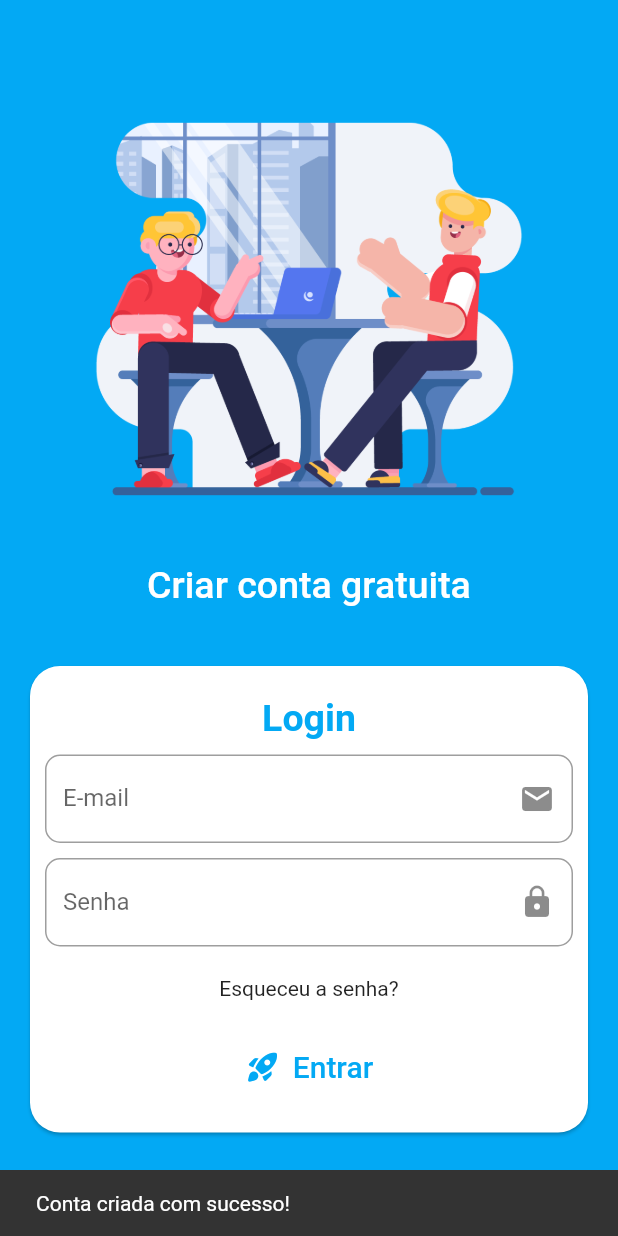
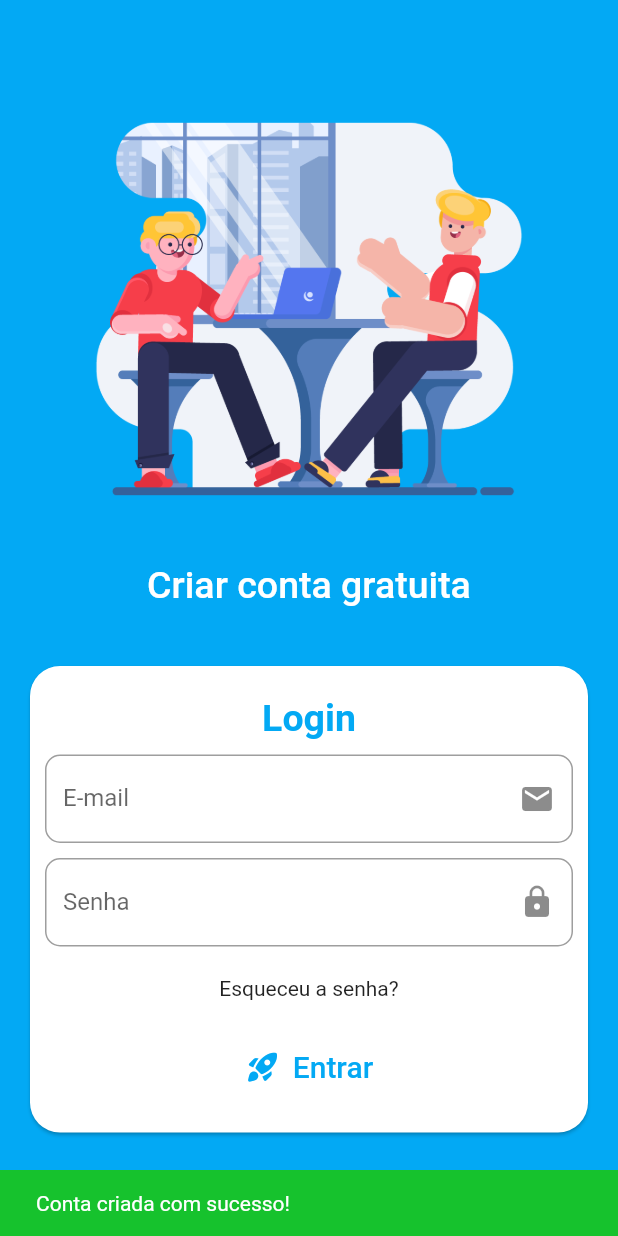
Before and after one commit to mechztcc/flutter-food-owner, a Flutter app: the CreateAccountPage screen opened by its route, after a tap on "Criar conta", on a phone screen of 412 x 824 dp. Run offline on Flutter 3.47's test engine with Material 2 defaults, Android fonts, the phone set to English and light mode, and no system bars; our stand-ins replace dio, flutter_mobx, flutter_modular, loading_animation_widget, logger, mobx; missing offline and left inert: asuka, validatorless; generated files the repository leaves out were written again; network calls fail.

Commit message:
feat: add customsnack bar

```diff
--- /dev/null
+++ b/lib/app/modules/core/utils/custom_snackbar.dart
@@ -0,0 +1,31 @@
+import 'package:flutter/material.dart';
+
+class CustomSnackbar {
+  final String message;
+  final BuildContext context;
+
+  CustomSnackbar({
+    required this.message,
+    required this.context,
+  });
+
+  success() {
+    ScaffoldMessenger.of(context).showSnackBar(
+      SnackBar(
+        content: Text(message),
+        duration: const Duration(seconds: 2),
+        backgroundColor: const Color.fromARGB(255, 22, 194, 45),
+      ),
+    );
+  }
+
+  warning() {
+    ScaffoldMessenger.of(context).showSnackBar(
+      SnackBar(
+        content: Text(message),
+        duration: const Duration(seconds: 2),
+        backgroundColor: const Color.fromARGB(255, 255, 122, 88),
+      ),
+    );
+  }
+}
--- a/lib/app/modules/user/components/create_account_form_widget.dart
+++ b/lib/app/modules/user/components/create_account_form_widget.dart
@@ -1,4 +1,5 @@
 import 'package:flutter/material.dart';
+import 'package:flutter_food_owner/app/modules/core/utils/custom_snackbar.dart';
 import 'package:flutter_food_owner/app/modules/user/controllers/user_store.dart';
 import 'package:flutter_food_owner/app/modules/user/models/user_model.dart';
 import 'package:flutter_modular/flutter_modular.dart';
@@ -32,19 +33,10 @@ class _CreateAccountFormWidgetState extends State<CreateAccountFormWidget> {
     if (isValid ?? false) {
       try {
         await controller.createAccount(name, email, password);
-        ScaffoldMessenger.of(context).showSnackBar(
-          const SnackBar(
-            content: Text('Conta criada com sucesso!'),
-            duration: Duration(seconds: 2),
-          ),
-        );
+        CustomSnackbar(context: context, message: 'Conta criada com sucesso!')
+            .success();
       } catch (e) {
-        ScaffoldMessenger.of(context).showSnackBar(
-          const SnackBar(
-            content: Text('E-mail em uso'),
-            duration: Duration(seconds: 2),
-          ),
-        );
+        CustomSnackbar(context: context, message: 'E-mail em uso').warning();
       }
     }
   }
```
